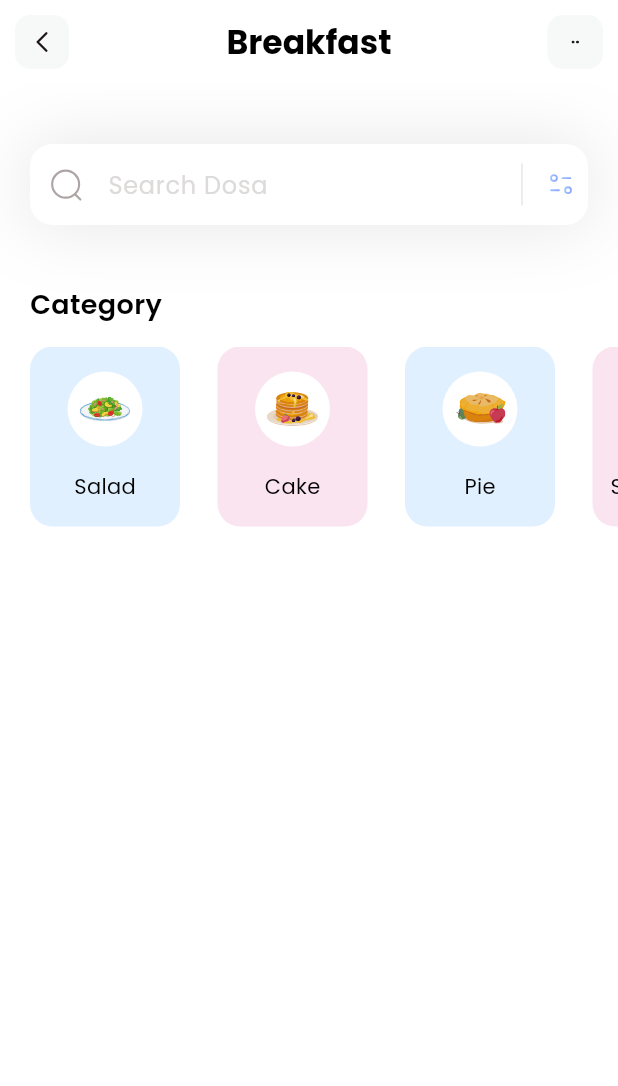
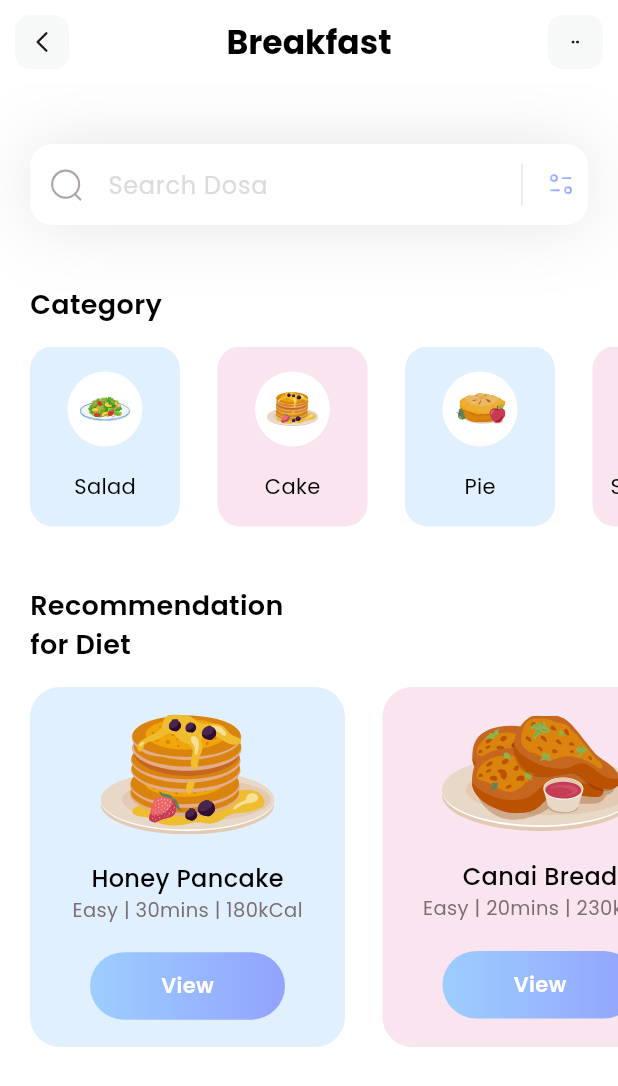
Before and after one commit to Hardvan/Flutter-Fitness-App, a Flutter app: the screen it shows after launch, on a phone screen of 412 x 824 dp. Shown: the top 1086 px of the screen. Run offline on Flutter 3.47's test engine with Material 3 defaults, Android fonts, the phone set to English and light mode, and no system bars; our stand-ins replace flutter_svg.

Commit message:
Add DietModel and Recommendation Section

```diff
--- /dev/null
+++ b/lib/models/diet_model.dart
@@ -0,0 +1,44 @@
+import 'package:flutter/material.dart';
+
+class DietModel {
+  String name;
+  String iconPath;
+  String level;
+  String duration;
+  String calorie;
+  Color boxColor;
+  bool viewIsSelected;
+
+  DietModel(
+      {required this.name,
+      required this.iconPath,
+      required this.level,
+      required this.duration,
+      required this.calorie,
+      required this.boxColor,
+      required this.viewIsSelected});
+
+  static List<DietModel> getDiets() {
+    List<DietModel> diets = [];
+
+    diets.add(DietModel(
+        name: 'Honey Pancake',
+        iconPath: 'assets/icons/honey-pancakes.svg',
+        level: 'Easy',
+        duration: '30mins',
+        calorie: '180kCal',
+        viewIsSelected: true,
+        boxColor: Color(0xff9DCEFF)));
+
+    diets.add(DietModel(
+        name: 'Canai Bread',
+        iconPath: 'assets/icons/canai-bread.svg',
+        level: 'Easy',
+        duration: '20mins',
+        calorie: '230kCal',
+        viewIsSelected: false,
+        boxColor: Color(0xffEEA4CE)));
+
+    return diets;
+  }
+}
--- a/lib/pages/home.dart
+++ b/lib/pages/home.dart
@@ -1,29 +1,22 @@
 import 'package:fitness/models/category_model.dart';
+import 'package:fitness/models/diet_model.dart';
 import 'package:flutter/material.dart';
 import 'package:flutter_svg/flutter_svg.dart';
 
-class HomePage extends StatefulWidget {
+class HomePage extends StatelessWidget {
   HomePage({super.key});
 
-  @override
-  State<HomePage> createState() => _HomePageState();
-}
+  List<CategoryModel> categories = [];
+  List<DietModel> diets = [];
 
-class _HomePageState extends State<HomePage> {
-  List<CategoryModel> categories = [];
-
-  void _getCategories() {
+  void _getInitialInfo() {
     categories = CategoryModel.getCategories();
-  }
-
-  @override
-  void initState() {
-    _getCategories();
+    diets = DietModel.getDiets();
   }
 
   @override
   Widget build(BuildContext context) {
-    _getCategories();
+    _getInitialInfo();
     return Scaffold(
       appBar: appBar(),
       backgroundColor: Colors.white,
@@ -31,10 +24,100 @@ class _HomePageState extends State<HomePage> {
         crossAxisAlignment: CrossAxisAlignment.start,
         children: [
           _searchField(),
-          SizedBox(
-            height: 40,
-          ),
-          _categoriesSection()
+          SizedBox(height: 40),
+          _categoriesSection(),
+          SizedBox(height: 40),
+          Column(
+            crossAxisAlignment: CrossAxisAlignment.start,
+            children: [
+              Padding(
+                padding: const EdgeInsets.only(left: 20),
+                child: Text(
+                  'Recommendation\nfor Diet',
+                  style: TextStyle(
+                    color: Colors.black,
+                    fontSize: 18,
+                    fontWeight: FontWeight.w600,
+                  ),
+                ),
+              ),
+              SizedBox(height: 15),
+              Container(
+                height: 240,
+                child: ListView.separated(
+                  itemBuilder: (context, index) {
+                    return Container(
+                      width: 210,
+                      decoration: BoxDecoration(
+                        color: diets[index].boxColor.withOpacity(0.3),
+                        borderRadius: BorderRadius.circular(20),
+                      ),
+                      child: Column(
+                        mainAxisAlignment: MainAxisAlignment.spaceEvenly,
+                        children: [
+                          SvgPicture.asset(diets[index].iconPath),
+                          Column(
+                            children: [
+                              Text(
+                                diets[index].name,
+                                style: TextStyle(
+                                  color: Colors.black,
+                                  fontSize: 16,
+                                  fontWeight: FontWeight.w500,
+                                ),
+                              ),
+                              Text(
+                                diets[index].level +
+                                    ' | ' +
+                                    diets[index].duration +
+                                    ' | ' +
+                                    diets[index].calorie,
+                                style: TextStyle(
+                                  color: Color(0xff7B6F72),
+                                  fontSize: 13,
+                                  fontWeight: FontWeight.w400,
+                                ),
+                              ),
+                            ],
+                          ),
+                          Container(
+                            width: 130,
+                            height: 45,
+                            child: Center(
+                              child: Text(
+                                'View',
+                                style: TextStyle(
+                                  color: Colors.white,
+                                  fontSize: 14,
+                                  fontWeight: FontWeight.w600,
+                                ),
+                              ),
+                            ),
+                            decoration: BoxDecoration(
+                              gradient: LinearGradient(
+                                colors: [
+                                  Color(0xff9DCEFF),
+                                  Color(0xff92A3FD),
+                                ],
+                              ),
+                              borderRadius: BorderRadius.circular(50),
+                            ),
+                          ),
+                        ],
+                      ),
+                    );
+                  },
+                  separatorBuilder: (context, index) => SizedBox(width: 25),
+                  itemCount: diets.length,
+                  scrollDirection: Axis.horizontal,
+                  padding: EdgeInsets.only(
+                    left: 20,
+                    right: 20,
+                  ),
+                ),
+              ),
+            ],
+          )
         ],
       ),
     );
```
